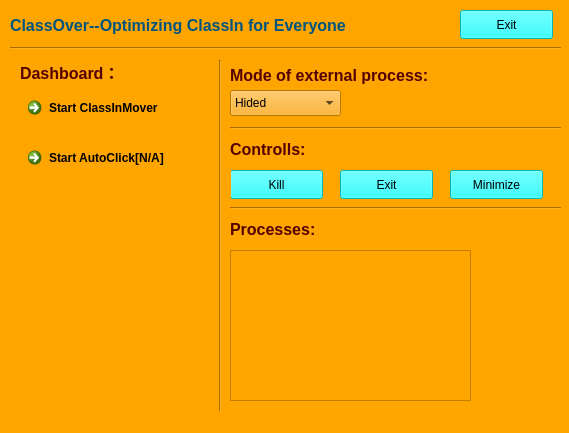
RayTangCha/ClassIn-Mover, file classover.ui: the form before one commit.
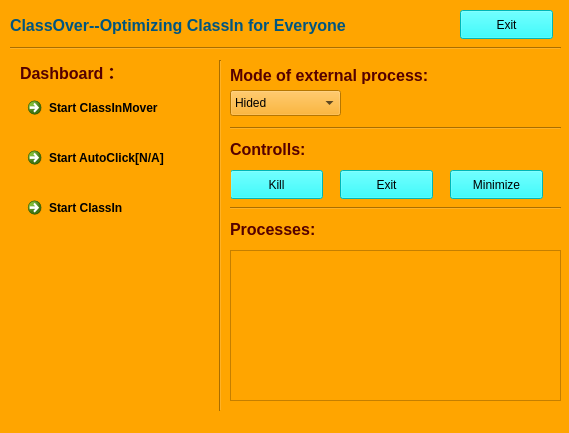
The form after the commit.

```diff
--- a/classover.ui
+++ b/classover.ui
@@ -258,11 +258,27 @@
      <rect>
       <x>230</x>
       <y>250</y>
-      <width>241</width>
+      <width>331</width>
       <height>151</height>
      </rect>
     </property>
    </widget>
+   <widget class="QCommandLinkButton" name="commandLinkButton_3">
+    <property name="geometry">
+     <rect>
+      <x>20</x>
+      <y>190</y>
+      <width>187</width>
+      <height>41</height>
+     </rect>
+    </property>
+    <property name="styleSheet">
+     <string notr="true">background-color:blue;</string>
+    </property>
+    <property name="text">
+     <string>Start ClassIn</string>
+    </property>
+   </widget>
   </widget>
   <widget class="QStatusBar" name="statusbar"/>
  </widget>
```
